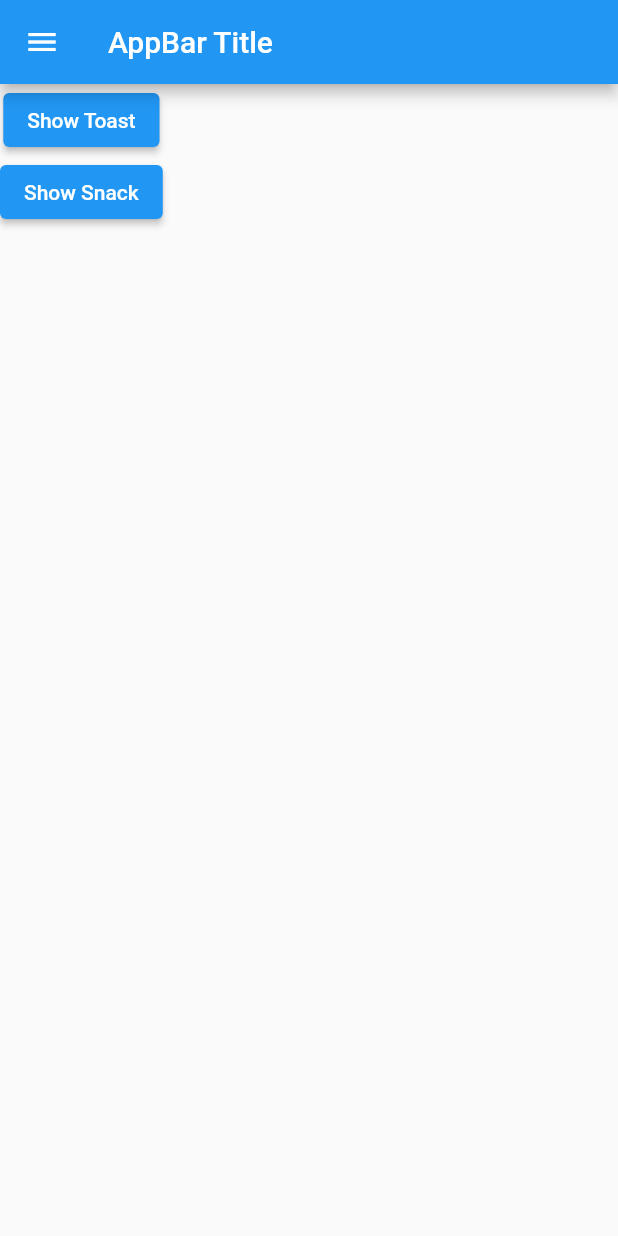
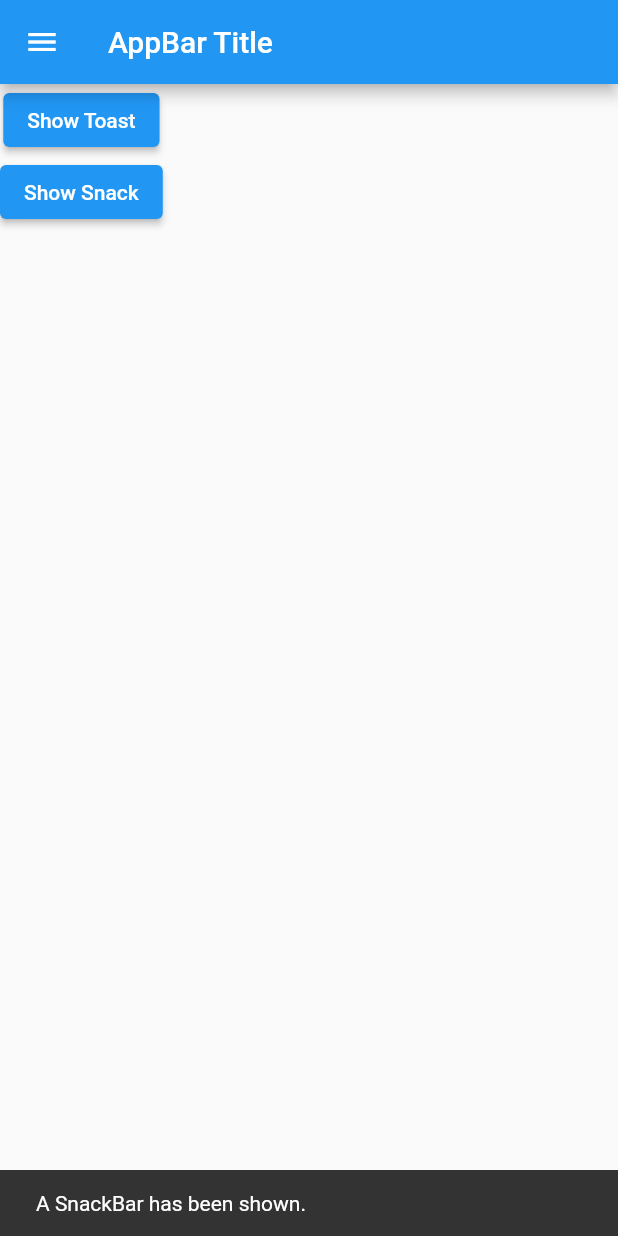
Before and after one commit to thetahmeed/Flutter, a Flutter app: the screen it shows after launch, after a tap on "Show Snack", on a phone screen of 412 x 824 dp. Run offline on Flutter 3.47's test engine with Material 2 defaults, Android fonts, the phone set to English and light mode, and no system bars.

Commit message:
SnackBar

```diff
--- a/eleven/lib/main.dart
+++ b/eleven/lib/main.dart
@@ -33,6 +33,7 @@ class _HomePage2State extends State<HomePage2> {
   @override
   Widget build(BuildContext context) {
     return Scaffold(
+
       appBar: AppBar(
         title: Text("AppBar Title"),
       ),
@@ -79,7 +80,6 @@ class _HomePage2State extends State<HomePage2> {
 
       body: Column(
         children: [
-
           ElevatedButton(
             child: Text("Show Toast"),
             onPressed: () {
@@ -88,16 +88,18 @@ class _HomePage2State extends State<HomePage2> {
               });
             },
           ),
-
           ElevatedButton(
             child: Text("Show Snack"),
             onPressed: () {
               setState(() {
-
+                ScaffoldMessenger.of(context).showSnackBar(
+                  SnackBar(
+                    content: const Text('A SnackBar has been shown.'),
+                  ),
+                );
               });
             },
           ),
-
         ],
       ),
     );
```
